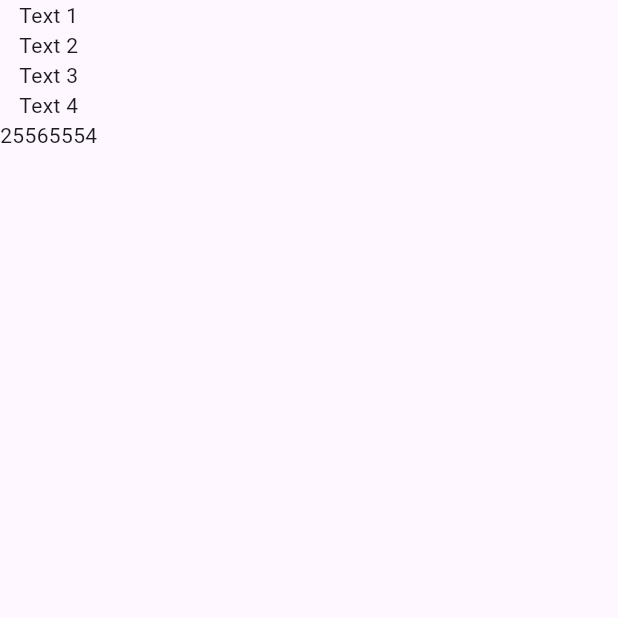
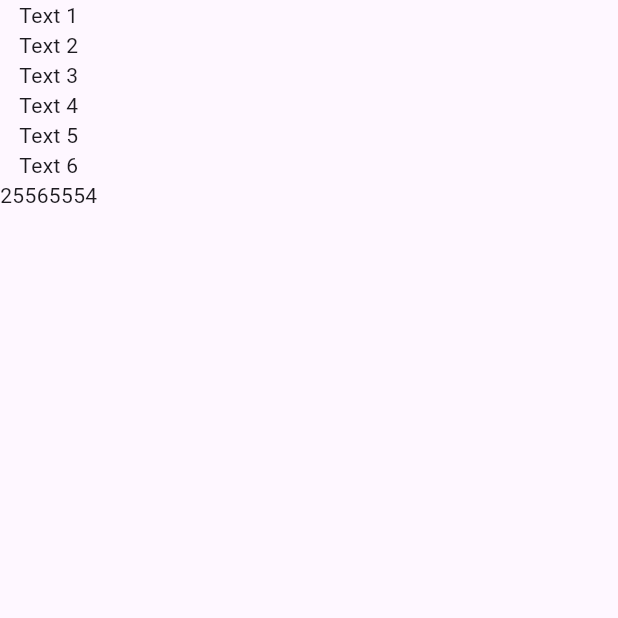
Before and after one commit to Marwan2595/elevate-c3, a Flutter app: the screen it shows after launch, on a phone screen of 412 x 824 dp, the top half of it. Run offline on Flutter 3.47's test engine with Material 3 defaults, Android fonts, the phone set to English and light mode, and no system bars; our stand-ins replace dio, get_it, injectable, retrofit; generated files the repository leaves out were written again; network calls fail.

Commit message:
feat: ui changes

```diff
--- a/lib/features/home/presentation/views/screens/home_view.dart
+++ b/lib/features/home/presentation/views/screens/home_view.dart
@@ -16,7 +16,9 @@ class HomeView extends StatelessWidget {
           Text("Text 2"),
           Text("Text 3"),
           Text("Text 4"),
-          Text("25565554")
+          Text("Text 5"),
+          Text("Text 6"),
+          Text("25565554"),
         ],
       ),
     );
```
